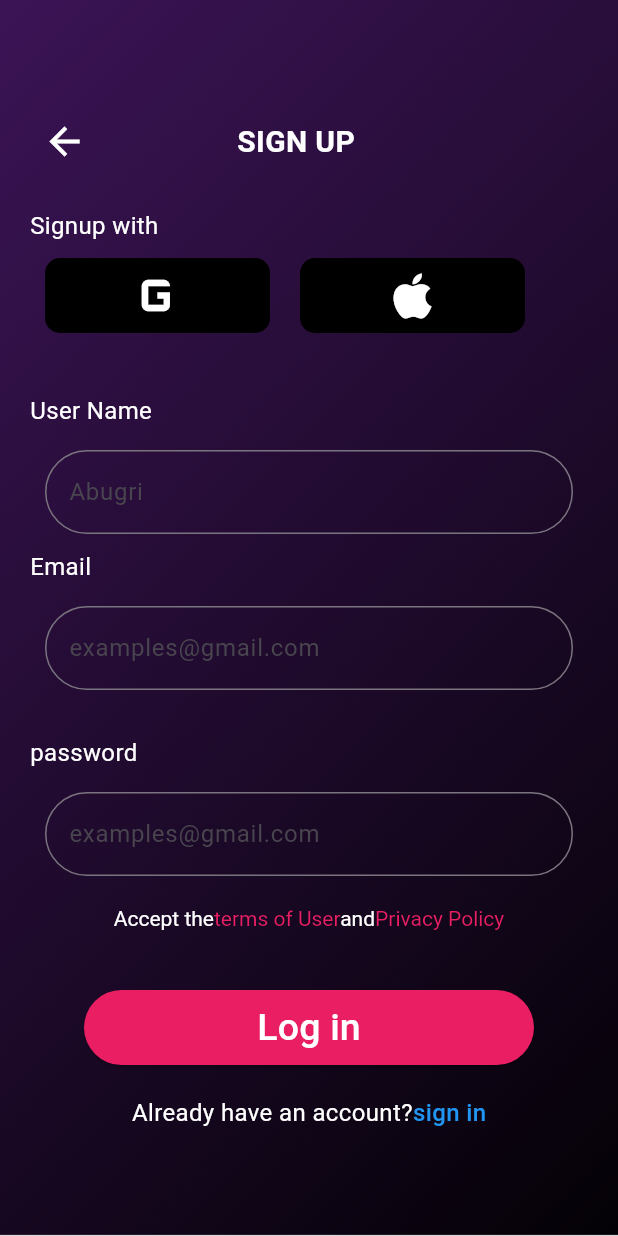
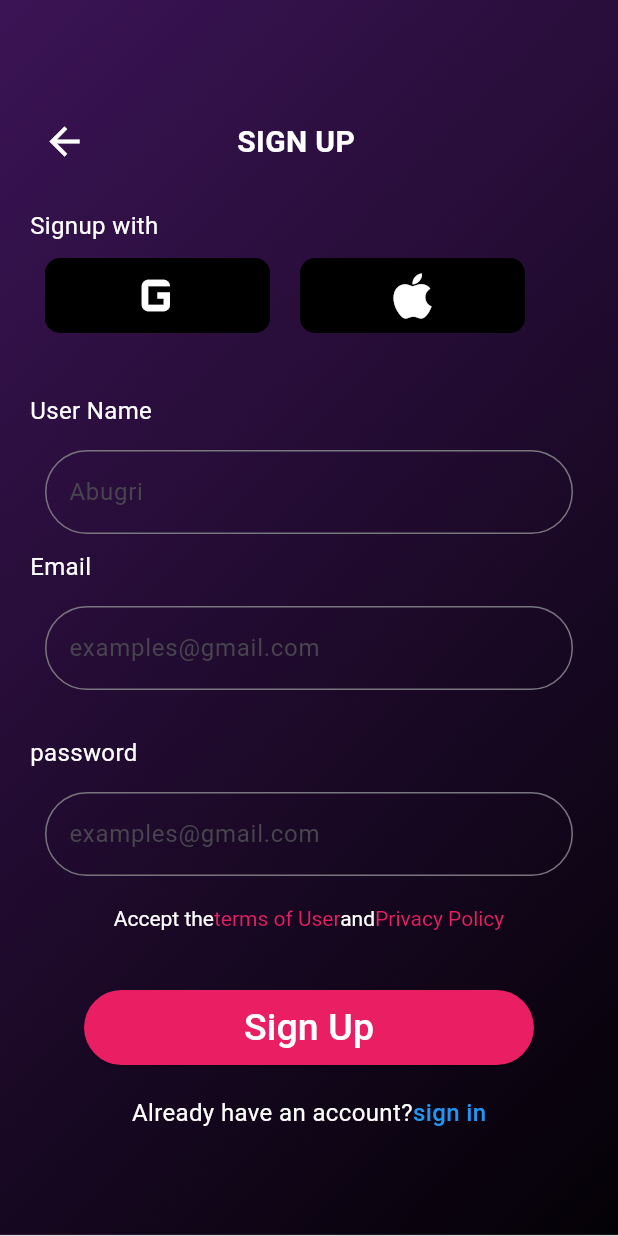
Before and after one commit to Tawffic/cultural-app, a Flutter app: the SignupScreen screen opened by its route, on a phone screen of 412 x 824 dp. Run offline on Flutter 3.47's test engine with Material 3 defaults, Android fonts, the phone set to English and light mode, and no system bars; our stand-ins replace device_preview.

Commit message:
changed the button name

```diff
--- a/lib/screens/signup_screen.dart
+++ b/lib/screens/signup_screen.dart
@@ -175,7 +175,7 @@ class SignupScreen extends StatelessWidget {
                 onPressed: (){
                   Navigator.pushNamed(context, '');
                 },
-                child: Text("Log in",
+                child: Text("Sign Up",
                 style: TextStyle(
                   color: Colors.white,
                   fontSize: 25,
```
